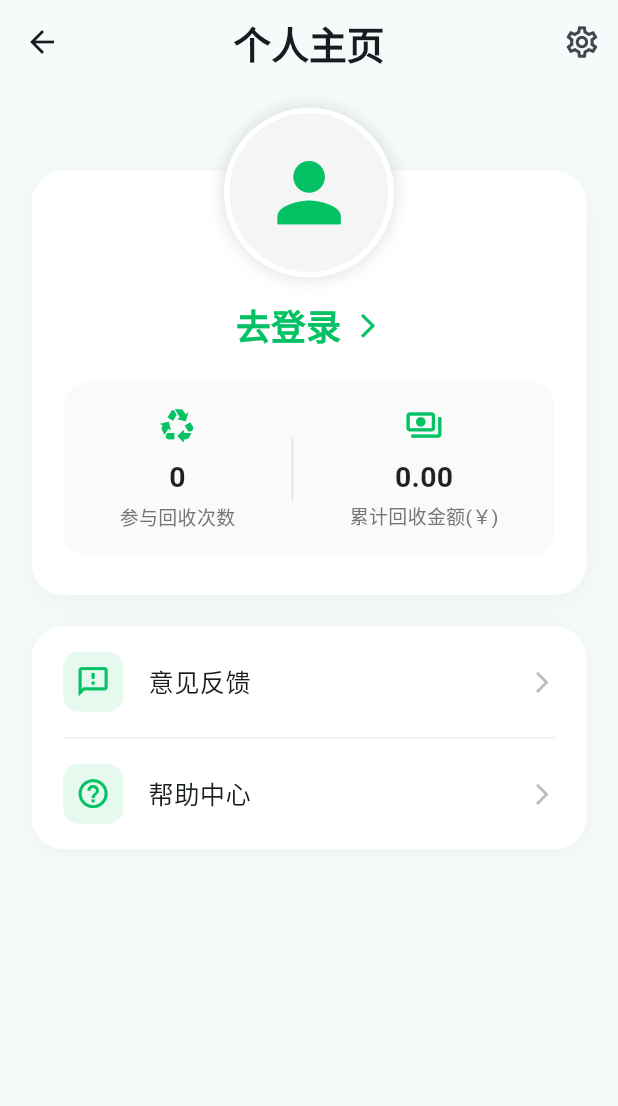
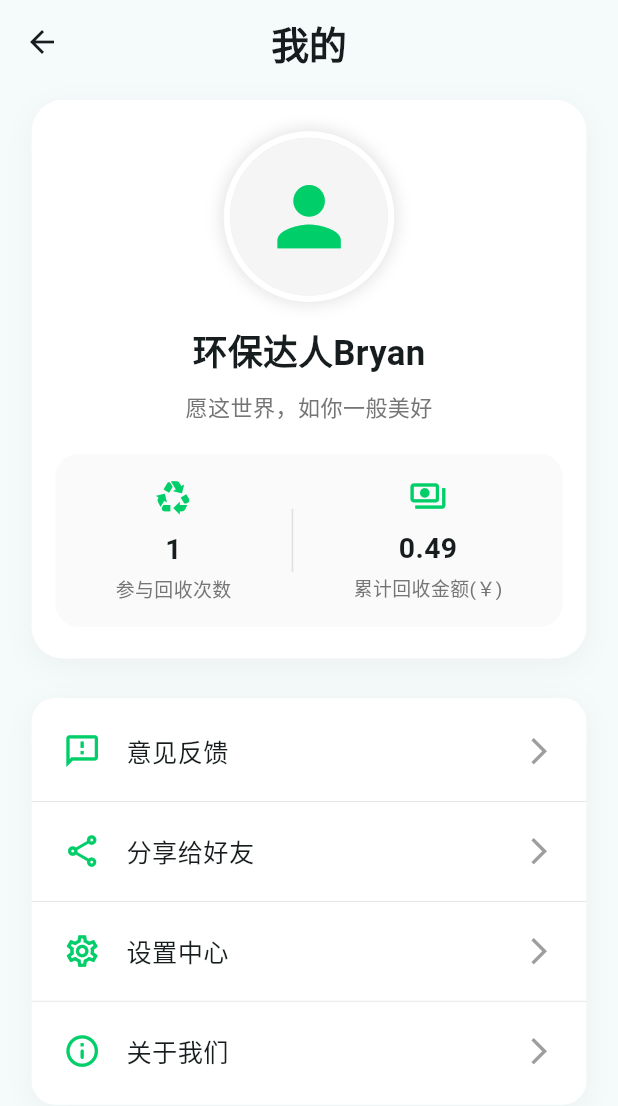
Before and after one commit to Bryan2333/rubbish_detecion, a Flutter app: the PersonalPage screen opened directly, on a phone screen of 412 x 824 dp. Shown: the top 1106 px of the screen. Run offline on Flutter 3.47's test engine with Material 3 defaults, Android fonts, the phone set to English and light mode, and no system bars; drawn by our look-alikes of oktoast; our stand-ins replace dio, email_validator, flutter_screenutil, flutter_swiper_view, image_cropper, image_picker and 1 more; missing offline and left inert: flutter_inappwebview, lazy_load_indexed_stack, record, tflite_flutter; project files that could hold a hidden picture were left out.

Commit message:
初步完成我的页面的设计

```diff
--- a/lib/pages/personal_page/personal_page.dart
+++ b/lib/pages/personal_page/personal_page.dart
@@ -1,6 +1,9 @@
 import 'package:flutter/material.dart';
 import 'package:flutter_screenutil/flutter_screenutil.dart';
 import 'package:rubbish_detection/pages/auth_page/login_page.dart';
+import 'package:rubbish_detection/pages/setting_page/about_us_page.dart';
+import 'package:rubbish_detection/pages/setting_page/feedback_page.dart';
+import 'package:rubbish_detection/pages/setting_page/setting_page.dart';
 
 class PersonalPage extends StatefulWidget {
   final bool? isLoggedIn; // 添加登录状态
@@ -8,7 +11,7 @@ class PersonalPage extends StatefulWidget {
 
   const PersonalPage({
     super.key,
-    this.isLoggedIn = false,
+    this.isLoggedIn = true,
     this.username,
   });
 
@@ -23,27 +26,29 @@ class _PersonalPageState extends State<PersonalPage> {
       appBar: AppBar(
         centerTitle: true,
         title: Text(
-          "个人主页",
-          style: TextStyle(fontSize: 24.sp, fontWeight: FontWeight.bold),
+          "我的",
+          style: TextStyle(fontSize: 24.sp, fontWeight: FontWeight.w600),
         ),
-        actions: [
-          IconButton(
-            icon: Icon(Icons.settings_outlined, size: 24.r),
-            onPressed: () {},
       ),
+      body: SingleChildScrollView(
+        child: Container(
+          margin: EdgeInsets.symmetric(horizontal: 20.w),
+          child: Column(
+            children: [
+              _buildPersonInfoCard(), // 个人信息卡片
+              SizedBox(height: 25.h),
+              _buildFunctionList(), // 功能列表
             ],
           ),
-      body: SingleChildScrollView(
-        child: Column(
-          children: [
-            // 顶部个人信息卡片
-            Stack(
-              children: [
-                // 个人信息卡片
-                Container(
-                  padding: EdgeInsets.only(top: 45.h),
-                  child: Container(
-                    margin: EdgeInsets.only(left: 20.w, right: 20.h, top: 10.h),
+        ),
+      ),
+    );
+  }
+
+  Widget _buildPersonInfoCard() {
+    return Container(
+      margin: EdgeInsets.only(top: 10.h),
+      padding: EdgeInsets.symmetric(horizontal: 15.w, vertical: 20.h),
       decoration: BoxDecoration(
         color: Colors.white,
         borderRadius: BorderRadius.circular(20.r),
@@ -51,7 +56,7 @@ class _PersonalPageState extends State<PersonalPage> {
           BoxShadow(
             color: Colors.grey.withOpacity(0.1),
             spreadRadius: 0,
-                          blurRadius: 15,
+            blurRadius: 15.r,
             offset: const Offset(0, 5),
           ),
         ],
@@ -59,78 +64,75 @@ class _PersonalPageState extends State<PersonalPage> {
       child: Column(
         children: [
           // 头像部分
-                        Transform.translate(
-                          offset: Offset(0, -40.h),
-                          child: Container(
+          _buildUserAvatar(),
+          SizedBox(height: 15.h),
+          // 用户信息
+          widget.isLoggedIn == true
+              ? _buildLoggedInUserInfo()
+              : _buildLoggedOutUserInfo(),
+          SizedBox(height: 20.h),
+          // 数据统计
+          _buildStatistic(),
+        ],
+      ),
+    );
+  }
+
+  Widget _buildUserAvatar() {
+    return Container(
       decoration: BoxDecoration(
         shape: BoxShape.circle,
-                              border: Border.all(color: Colors.white, width: 4),
+        border: Border.all(color: Colors.white, width: 4.r),
         boxShadow: [
           BoxShadow(
             color: Colors.black.withOpacity(0.1),
-                                  blurRadius: 8,
-                                  spreadRadius: 2,
+            blurRadius: 8.r,
+            spreadRadius: 2.r,
           ),
         ],
       ),
       child: CircleAvatar(
         radius: 50.r,
         backgroundColor: Colors.grey[100],
-                              child: Icon(
-                                Icons.person,
-                                size: 60.r,
-                                color: const Color(0xFF04C264),
+        child: Icon(Icons.person, size: 60.r, color: const Color(0xFF00CE68)),
       ),
-                            ),
-                          ),
-                        ),
-                        // 用户信息
-                        Transform.translate(
-                          offset: Offset(0, -25.h),
-                          child: Column(
-                            children: [
-                              // 根据登录状态显示不同内容
-                              if (widget.isLoggedIn == true) ...[
-                                // 已登录状态
-                                Row(
-                                  mainAxisAlignment: MainAxisAlignment.center,
+    );
+  }
+
+  // 已登录状态下的用户信息
+  Widget _buildLoggedInUserInfo() {
+    return Column(
       children: [
         Text(
-                                      widget.username ?? "环保达人千库",
-                                      style: TextStyle(
-                                        fontSize: 22.sp,
-                                        fontWeight: FontWeight.bold,
-                                        color: Colors.black87,
-                                      ),
-                                    ),
-                                    SizedBox(width: 8.w),
-                                    Icon(
-                                      Icons.verified,
-                                      color: const Color(0xFF04C264),
-                                      size: 20.r,
-                                    ),
-                                  ],
+          widget.username ?? "环保达人Bryan",
+          style: TextStyle(fontSize: 22.sp, fontWeight: FontWeight.w600),
         ),
         SizedBox(height: 8.h),
         Text(
           "愿这世界，如你一般美好",
+          style: TextStyle(fontSize: 14.sp, color: Colors.grey[600]),
+        ),
+      ],
+    );
+  }
+
+  // 未登录状态下的用户信息
+  Widget _buildLoggedOutUserInfo() {
+    return Column(
+      children: [
+        Text(
+          "您尚未登录",
           style: TextStyle(
-                                    fontSize: 14.sp,
+            fontSize: 22.sp,
+            fontWeight: FontWeight.w600,
             color: Colors.grey[600],
           ),
         ),
-                              ] else ...[
-                                // 未登录状态
+        SizedBox(height: 10.h),
         GestureDetector(
           onTap: () {
             Navigator.push(
-                                      context,
-                                      MaterialPageRoute(
-                                        builder: (context) {
-                                          return const LoginPage();
-                                        },
-                                      ),
-                                    );
+                context, MaterialPageRoute(builder: (_) => const LoginPage()));
           },
           child: Row(
             mainAxisAlignment: MainAxisAlignment.center,
@@ -139,111 +141,49 @@ class _PersonalPageState extends State<PersonalPage> {
                 "去登录",
                 style: TextStyle(
                   fontSize: 22.sp,
-                                          fontWeight: FontWeight.bold,
-                                          color: const Color(0xFF04C264),
+                  fontWeight: FontWeight.w600,
+                  color: const Color(0xFF00CE68),
                 ),
               ),
-                                      SizedBox(width: 8.w),
+              SizedBox(width: 5.w),
               Icon(
                 Icons.arrow_forward_ios,
-                                        color: const Color(0xFF04C264),
+                color: const Color(0xFF00CE68),
                 size: 18.r,
               ),
             ],
           ),
         ),
       ],
-                              SizedBox(height: 20.h),
-                              // 数据统计
-                              Container(
+    );
+  }
+
+  Widget _buildStatistic() {
+    return Container(
       padding: EdgeInsets.symmetric(vertical: 15.h),
-                                margin: EdgeInsets.symmetric(horizontal: 20.w),
       decoration: BoxDecoration(
         color: Colors.grey[50],
         borderRadius: BorderRadius.circular(15.r),
       ),
       child: Row(
-                                  mainAxisAlignment:
-                                      MainAxisAlignment.spaceEvenly,
+        mainAxisAlignment: MainAxisAlignment.spaceEvenly,
         children: [
           _buildStatItem(
-                                      value:
-                                          widget.isLoggedIn == true ? "1" : "0",
+            value: widget.isLoggedIn == true ? "1" : "0",
             label: "参与回收次数",
             icon: Icons.recycling,
           ),
           Container(
-                                      width: 1,
+            width: 1.w,
             height: 40.h,
             color: Colors.grey[300],
           ),
           _buildStatItem(
-                                      value: widget.isLoggedIn == true
-                                          ? "0.49"
-                                          : "0.00",
+            value: widget.isLoggedIn == true ? "0.49" : "0.00",
             label: "累计回收金额(￥)",
             icon: Icons.payments_outlined,
           ),
         ],
-                                ),
-                              ),
-                            ],
-                          ),
-                        ),
-                      ],
-                    ),
-                  ),
-                ),
-              ],
-            ),
-            SizedBox(height: 20.h),
-            // 功能列表
-            Container(
-              margin: EdgeInsets.symmetric(horizontal: 20.w),
-              decoration: BoxDecoration(
-                color: Colors.white,
-                borderRadius: BorderRadius.circular(20.r),
-                boxShadow: [
-                  BoxShadow(
-                    color: Colors.grey.withOpacity(0.1),
-                    blurRadius: 10,
-                    spreadRadius: 0,
-                    offset: const Offset(0, 2),
-                  ),
-                ],
-              ),
-              clipBehavior: Clip.antiAlias,
-              child: Column(
-                children: [
-                  _buildMenuButton(
-                    icon: Icons.feedback_outlined,
-                    title: "意见反馈",
-                    onTap: () {
-                      // TODO: 实现意见反馈页面
-                    },
-                  ),
-                  _buildMenuButton(
-                    icon: Icons.help_outline_outlined,
-                    title: "帮助中心",
-                    showDivider: widget.isLoggedIn == true,
-                    onTap: () {
-                      // TODO: 实现帮助中小页面
-                    },
-                  ),
-                  if (widget.isLoggedIn == true)
-                    _buildMenuButton(
-                      icon: Icons.logout_rounded,
-                      title: "退出登录",
-                      showDivider: false,
-                      onTap: () {
-                        // TODO: 实现退出登录逻辑
-                      },
-                    ),
-                ],
-              ),
-            ),
-          ],
-        ),
       ),
     );
   }
@@ -254,87 +194,100 @@ class _PersonalPageState extends State<PersonalPage> {
     required IconData icon,
   }) {
     return Column(
-      mainAxisSize: MainAxisSize.min,
       children: [
-        Icon(
-          icon,
-          color: const Color(0xFF04C264),
-          size: 24.r,
-        ),
+        Icon(icon, color: const Color(0xFF00CE68), size: 24.r),
         SizedBox(height: 8.h),
         Text(
           value,
-          style: TextStyle(
-            fontSize: 18.sp,
-            fontWeight: FontWeight.bold,
-            color: Colors.black87,
-          ),
+          style: TextStyle(fontSize: 18.sp, fontWeight: FontWeight.w600),
         ),
         SizedBox(height: 4.h),
         Text(
           label,
-          style: TextStyle(
-            fontSize: 12.sp,
-            color: Colors.grey[600],
-          ),
+          style: TextStyle(fontSize: 12.sp, color: Colors.grey[600]),
         ),
       ],
     );
   }
 
-  Widget _buildMenuButton({
-    required IconData icon,
-    required String title,
-    required VoidCallback onTap,
-    bool showDivider = true,
-  }) {
-    return Column(
-      children: [
-        GestureDetector(
-          onTap: onTap,
-          behavior: HitTestBehavior.opaque, // 确保整个区域可点击
-          child: Container(
-            padding: EdgeInsets.symmetric(horizontal: 20.w, vertical: 16.h),
-            child: Row(
-              children: [
-                Container(
-                  padding: EdgeInsets.all(8.r),
+  Widget _buildFunctionList() {
+    return Container(
+      padding: EdgeInsets.symmetric(vertical: 10.h),
       decoration: BoxDecoration(
-                    color: const Color(0xFF04C264).withOpacity(0.1),
-                    borderRadius: BorderRadius.circular(10.r),
-                  ),
-                  child: Icon(
-                    icon,
-                    size: 22.r,
-                    color: const Color(0xFF04C264),
-                  ),
-                ),
-                SizedBox(width: 16.w),
-                Text(
-                  title,
-                  style: TextStyle(
-                    fontSize: 16.sp,
-                    fontWeight: FontWeight.w500,
-                  ),
-                ),
-                const Spacer(),
-                Icon(
-                  Icons.arrow_forward_ios,
-                  color: Colors.grey[400],
-                  size: 16.r,
+        color: Colors.white,
+        borderRadius: BorderRadius.circular(15.r),
+        boxShadow: [
+          BoxShadow(
+            color: Colors.grey.withOpacity(0.1),
+            spreadRadius: 0.r,
+            blurRadius: 15.r,
+            offset: const Offset(0, 5),
           ),
         ],
       ),
+      child: Column(
+        children: [
+          _buildFunctionItem(
+            icon: Icons.feedback_outlined,
+            title: "意见反馈",
+            onTap: () {
+              Navigator.push(context,
+                  MaterialPageRoute(builder: (_) => const FeedbackPage()));
+            },
+          ),
+          Divider(color: Colors.grey[300], thickness: 0.5.h),
+          _buildFunctionItem(
+            icon: Icons.share_outlined,
+            title: "分享给好友",
+            onTap: () {
+              // TODO: 实现分享给微信好友的功能
+            },
+          ),
+          Divider(color: Colors.grey[300], thickness: 0.5.h),
+          _buildFunctionItem(
+            icon: Icons.settings_outlined,
+            title: "设置中心",
+            onTap: () {
+              Navigator.push(context,
+                  MaterialPageRoute(builder: (_) => const SettingsPage()));
+            },
+          ),
+          Divider(color: Colors.grey[300], thickness: 0.5.h),
+          _buildFunctionItem(
+            icon: Icons.info_outline_rounded,
+            title: "关于我们",
+            onTap: () {
+              Navigator.push(context,
+                  MaterialPageRoute(builder: (_) => const AboutUsPage()));
+            },
+          ),
+        ],
+      ),
+    );
+  }
+
+  Widget _buildFunctionItem(
+      {required IconData icon,
+      required String title,
+      required GestureTapCallback onTap}) {
+    return InkWell(
+      onTap: onTap,
+      child: Container(
+        padding: EdgeInsets.symmetric(vertical: 12.h, horizontal: 20.w),
+        child: Row(
+          children: [
+            Row(
+              children: [
+                Icon(icon, color: const Color(0xFF00CE68), size: 24.r),
+                SizedBox(width: 16.w),
+                Text(title, style: TextStyle(fontSize: 16.sp)),
+              ],
+            ),
+            const Spacer(),
+            Icon(Icons.arrow_forward_ios, color: Colors.grey, size: 20.r),
+          ],
         ),
       ),
-        if (showDivider)
-          Divider(
-            height: 1.h,
-            indent: 20.w,
-            endIndent: 20.w,
-            color: Colors.grey[200],
-          ),
-      ],
     );
   }
 }
```
Lines whose indentation alone changed are shown as unchanged.
